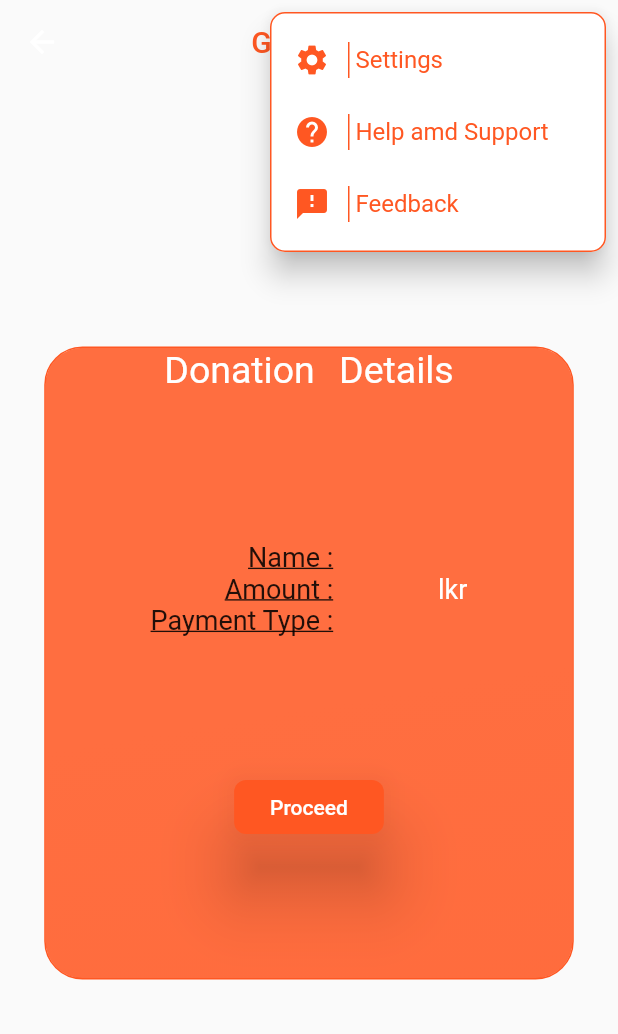
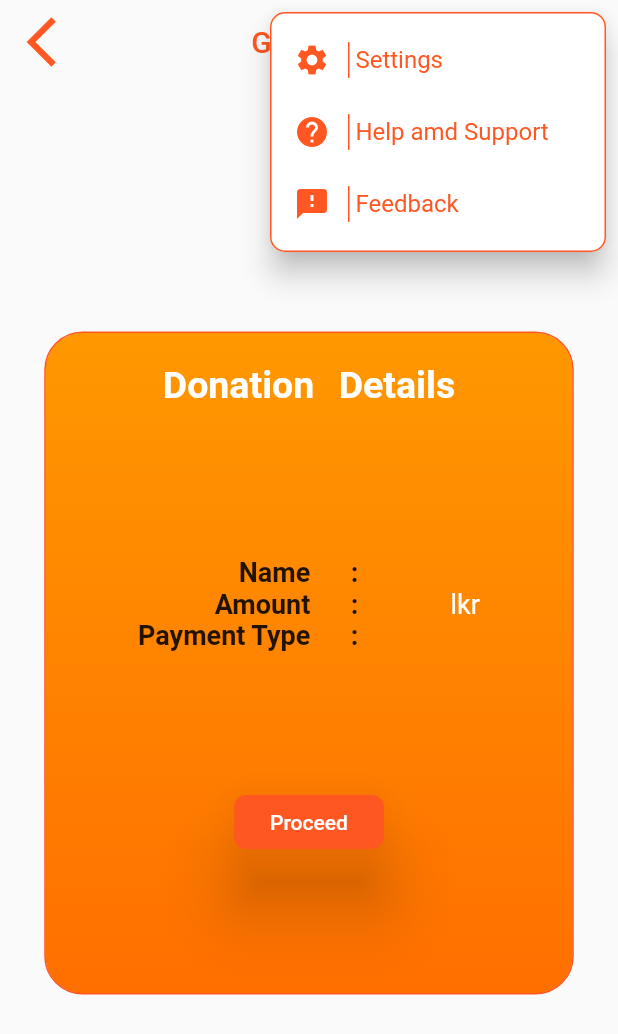
Before and after one commit to Yasas2000/Level-2-project-ChildishThings, a Flutter app: the Payment screen opened directly with empty values, after a tap on the "drag indicator" icon, on a phone screen of 412 x 824 dp. Shown: the top 1034 px of the screen. Run offline on Flutter 3.47's test engine with Material 2 defaults, Android fonts, the phone set to English and light mode, and no system bars; drawn by our look-alikes of badges; our stand-ins replace file_picker, flutter_credit_card, flutter_form_builder, flutter_rating_bar, font_awesome_flutter, form_builder_validators and 6 more; missing offline and left inert: dart:ffi, dart:html, dart:js, email_otp, mailer, material_dialogs and 1 more; accounts and stored records are empty; network calls fail; Roboto replaces fonts that are missing (halter).

Commit message:
Version 7

```diff
--- a/FrontEnd-L2ChildishThings/lib/app_bar.dart
+++ b/FrontEnd-L2ChildishThings/lib/app_bar.dart
@@ -1,14 +1,9 @@
 import 'dart:convert';
 import 'package:badges/badges.dart' as badges;
-
-import 'package:frontend/credi_card_page.dart';
-import 'package:frontend/feedback.dart';
 import "package:flutter/material.dart";
+import 'package:frontend/configs.dart';
 import 'package:frontend/notifications.dart';
-import 'feedback.dart';
-import 'package:flutter_rating_bar/flutter_rating_bar.dart';
 import 'package:http/http.dart' as http;
-
 import 'feedbackpage.dart';
 import 'home.dart';
 import 'item_page.dart';
@@ -38,7 +33,7 @@ class CustomAppBar extends StatefulWidget implements PreferredSizeWidget {
 }
 
 class _CustomAppBarState extends State<CustomAppBar> {
-  String id='ymeka2000';
+  String id='yazaz2000';
   int _notificationsCount = 0;
   @override
   initState()   {
@@ -47,7 +42,7 @@ class _CustomAppBarState extends State<CustomAppBar> {
   }
 
   Future<void> _fetchNotificationsCount() async {
-    final url = Uri.parse('http://10.0.2.2:3300/notification/count/$id');
+    final url = Uri.parse(localhost+'/notification/count/$id');
     final response = await http.get(url);
     final data = jsonDecode(response.body);
     setState(() {
--- a/FrontEnd-L2ChildishThings/lib/leaderboard.dart
+++ b/FrontEnd-L2ChildishThings/lib/leaderboard.dart
@@ -2,7 +2,6 @@ import 'dart:convert';
 import 'package:flutter/material.dart';
 import 'package:http/http.dart' as http;
 import 'package:loading_animation_widget/loading_animation_widget.dart';
-
 import 'app_bar.dart';
 import 'configs.dart';
 import 'homepage.dart';
--- a/FrontEnd-L2ChildishThings/lib/payment.dart
+++ b/FrontEnd-L2ChildishThings/lib/payment.dart
@@ -1,5 +1,6 @@
 import 'package:flutter/cupertino.dart';
 import 'package:flutter/material.dart';
+import 'package:flutter_form_builder/src/form_builder.dart';
 import 'package:frontend/app_bar.dart';
 import 'package:frontend/configs.dart';
 import 'package:payhere_mobilesdk_flutter/payhere_mobilesdk_flutter.dart';
@@ -71,6 +72,30 @@ class Payment extends StatelessWidget {
       return;
     }
   }
+  Future<void> sendNotificationtoAdmin(var pid,String uid) async {
+    try{
+      var url=Uri.parse(localhost+'/notification/pushNotifications');
+      final http.Response response;
+      String amount=d.amount as String;
+      response=await http.post(url,
+          body: {
+            'uid':'admin',
+            'title':'Payment $pid Recieved',
+            'desc':'Donation of $amount recieved from $uid '
+          }
+      );
+
+      if(response.statusCode==200){
+        print(response.body.toString());
+      }
+      else{
+        print('failed');
+      }
+    }catch(error){
+      print(error);
+      return;
+    }
+  }
 
   Future<void> saveDonation(var pid) async {
     try {
@@ -80,7 +105,7 @@ class Payment extends StatelessWidget {
         Uri.parse(url),
         body: {
           'id': id,
-          'paymentid': pid,
+          'pid': pid,
           'fname': d.fname,
           'lname': d.lname,
           'email': d.email,
@@ -88,11 +113,13 @@ class Payment extends StatelessWidget {
           'method': d.method,
         },
       );
+
+      if (response.statusCode == 200) {
         print('${response.body}');
         print('${response.statusCode}');
-      if (response.statusCode == 200) {
         await sendPaymentConfirmationEmail(d.email, d.amount);
         await sendNotification(pid, id);
+        await sendNotificationtoAdmin(pid, id);
       } else {
         print('failed');
         return;
@@ -253,7 +280,7 @@ class Payment extends StatelessWidget {
   Widget build(BuildContext context) {
     return Scaffold(
       appBar: CustomAppBar(title: "Gateway",leadingIcon: IconButton(
-          icon: Icon(Icons.arrow_back),
+          icon: Icon(Icons.arrow_back_ios_outlined,color: Colors.deepOrange,size: 40,),
       onPressed:(){
         Navigator.of(context).push(MaterialPageRoute(builder: (context)=>
             DonationForm()
@@ -271,8 +298,9 @@ class Payment extends StatelessWidget {
                     strokeAlign: BorderSide.strokeAlignCenter),
                 borderRadius: BorderRadius.circular(25),
                 gradient: LinearGradient(
-                    begin: AlignmentDirectional(3, 10),
-                    colors: [Colors.deepOrange, Colors.deepOrangeAccent])),
+                    begin: Alignment.topCenter,
+                    end: Alignment.bottomCenter,
+                    colors: [ Colors.orange,Color(0xFFFF6F00),])),
             child: Container(
               //margin: EdgeInsets.only(bottom: 200),
               child: Column(
@@ -282,12 +310,16 @@ class Payment extends StatelessWidget {
                     mainAxisAlignment: MainAxisAlignment.center,
                     children: [
 
-                      Text(
+                      Padding(
+                        padding: const EdgeInsets.only(top: 20),
+                        child: Text(
                           ' Donation Details ',
                           style: TextStyle(
                               fontSize: 25.0,
                               wordSpacing: 10,
+                              fontWeight: FontWeight.bold,
                               color: Colors.white),
+                        ),
                       ),
 
                     ],
@@ -296,29 +328,32 @@ class Payment extends StatelessWidget {
                     height: 100,
                   ),
                   Row(
-                    mainAxisAlignment: MainAxisAlignment.spaceEvenly,
+                    mainAxisAlignment: MainAxisAlignment.values[5],
                     children: [
                       Column(
                         mainAxisAlignment: MainAxisAlignment.end,
                         crossAxisAlignment: CrossAxisAlignment.end,
                         children: [
                           Text(
-                            'Name :',
+                            'Name      :',
                             style: TextStyle(
                                 fontSize: 18.0,
-                                decoration: TextDecoration.underline),
+                                fontWeight: FontWeight.bold
+                            ),
                           ),
                           Text(
-                            'Amount :',
+                            'Amount      :',
                             style: TextStyle(
                                 fontSize: 18.0,
-                                decoration: TextDecoration.underline),
+                                fontWeight: FontWeight.bold
+                            ),
                           ),
                           Text(
-                            'Payment Type :',
+                            'Payment Type      :',
                             style: TextStyle(
                                 fontSize: 18.0,
-                                decoration: TextDecoration.underline),
+                                fontWeight: FontWeight.bold
+                            ),
                           ),
                         ],
                       ),
```
Also changed, not shown: FrontEnd-L2ChildishThings/lib/donation_form.dart (+2 -6 lines), FrontEnd-L2ChildishThings/lib/feedback.dart (deleted, +0 -36 lines), FrontEnd-L2ChildishThings/lib/homepage.dart (+4 -10 lines), FrontEnd-L2ChildishThings/lib/notifications.dart (+6 -5 lines), 3 other files. Lines whose indentation alone changed are shown as unchanged.
